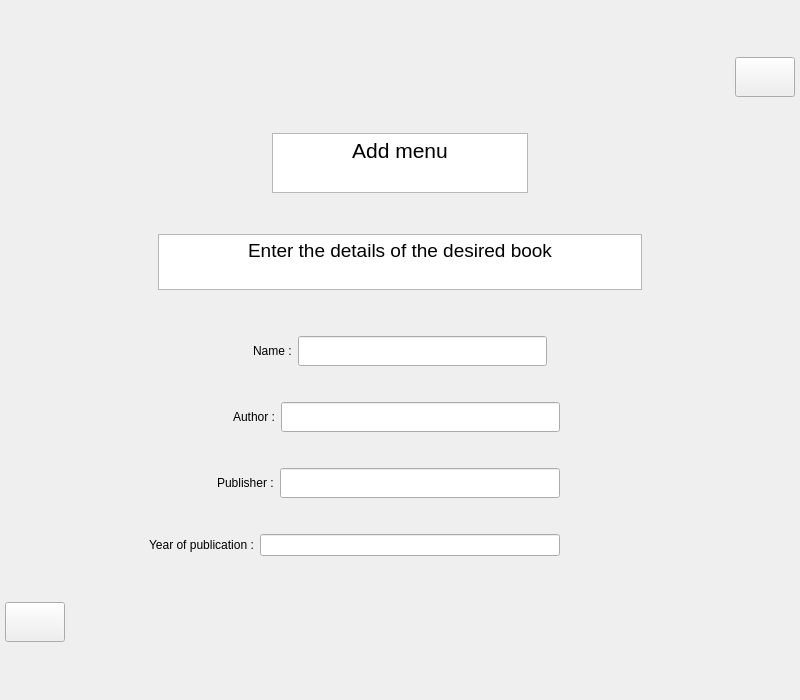
Before: the Qt Designer form Project/add.ui in AminNaghiyan/uiap92_project, drawn with Qt 5.
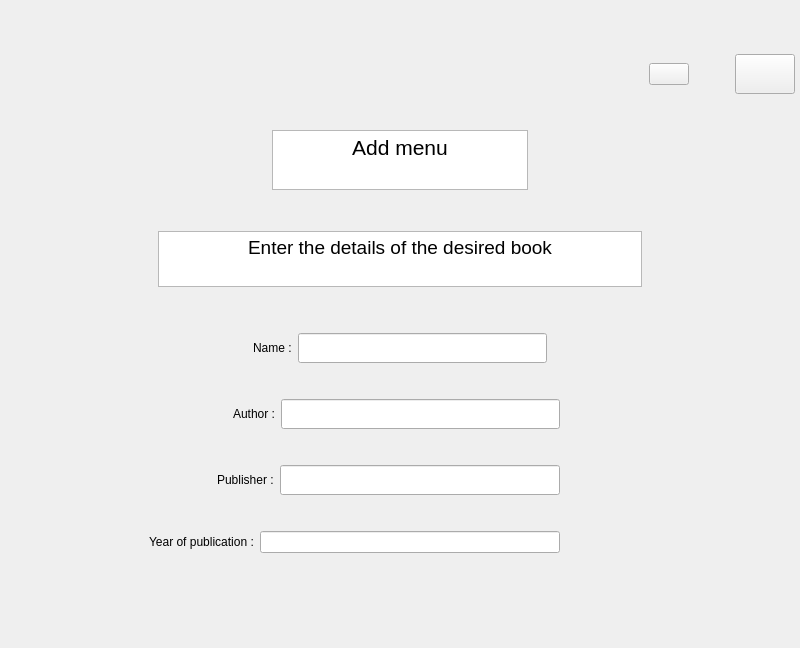
After: the same form once the commit is applied. Icons and pictures are not drawn.

Diff of the .ui file:
```diff
--- a/Project/add.ui
+++ b/Project/add.ui
@@ -7,7 +7,7 @@
     <x>0</x>
     <y>0</y>
     <width>800</width>
-    <height>700</height>
+    <height>648</height>
    </rect>
   </property>
   <property name="windowTitle">
@@ -52,6 +52,39 @@
          </property>
         </spacer>
        </item>
+       <item>
+        <widget class="QPushButton" name="pushButton">
+         <property name="text">
+          <string/>
+         </property>
+         <property name="icon">
+          <iconset resource="resource.qrc">
+           <normaloff>:/icons/back.png</normaloff>:/icons/back.png</iconset>
+         </property>
+         <property name="iconSize">
+          <size>
+           <width>60</width>
+           <height>40</height>
+          </size>
+         </property>
+        </widget>
+       </item>
+       <item>
+        <spacer name="horizontalSpacer_15">
+         <property name="orientation">
+          <enum>Qt::Horizontal</enum>
+         </property>
+         <property name="sizeType">
+          <enum>QSizePolicy::Fixed</enum>
+         </property>
+         <property name="sizeHint" stdset="0">
+          <size>
+           <width>40</width>
+           <height>20</height>
+          </size>
+         </property>
+        </spacer>
+       </item>
        <item>
         <widget class="QPushButton" name="close">
          <property name="sizePolicy">
@@ -550,55 +583,6 @@
          </property>
         </spacer>
        </item>
-       <item>
-        <layout class="QHBoxLayout" name="horizontalLayout_8">
-         <property name="topMargin">
-          <number>0</number>
-         </property>
-         <item>
-          <widget class="QPushButton" name="back">
-           <property name="sizePolicy">
-            <sizepolicy hsizetype="Fixed" vsizetype="Fixed">
-             <horstretch>0</horstretch>
-             <verstretch>0</verstretch>
-            </sizepolicy>
-           </property>
-           <property name="minimumSize">
-            <size>
-             <width>60</width>
-             <height>40</height>
-            </size>
-           </property>
-           <property name="text">
-            <string/>
-           </property>
-           <property name="icon">
-            <iconset resource="resource.qrc">
-             <normaloff>:/icons/back.png</normaloff>:/icons/back.png</iconset>
-           </property>
-           <property name="iconSize">
-            <size>
-             <width>60</width>
-             <height>50</height>
-            </size>
-           </property>
-          </widget>
-         </item>
-         <item>
-          <spacer name="horizontalSpacer_14">
-           <property name="orientation">
-            <enum>Qt::Horizontal</enum>
-           </property>
-           <property name="sizeHint" stdset="0">
-            <size>
-             <width>40</width>
-             <height>20</height>
-            </size>
-           </property>
-          </spacer>
-         </item>
-        </layout>
-       </item>
       </layout>
      </item>
     </layout>
```
